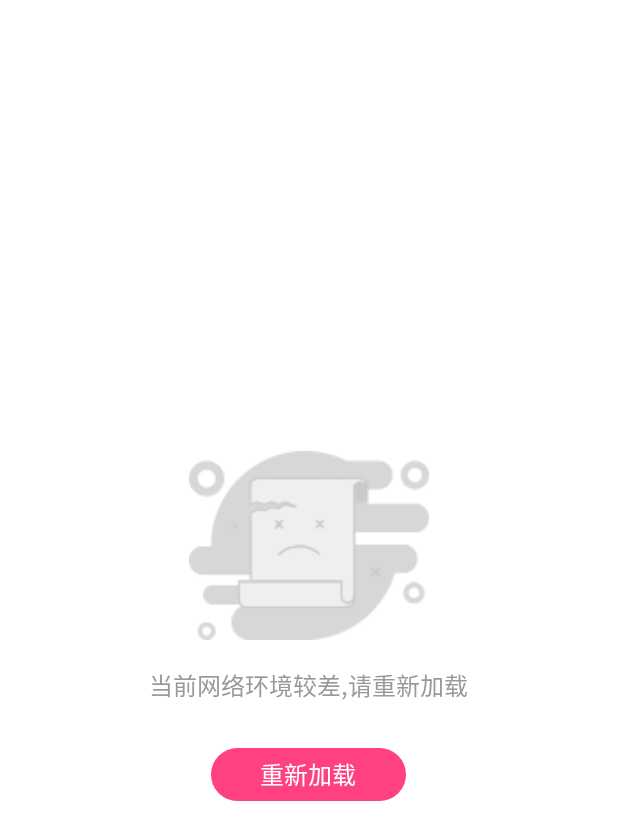
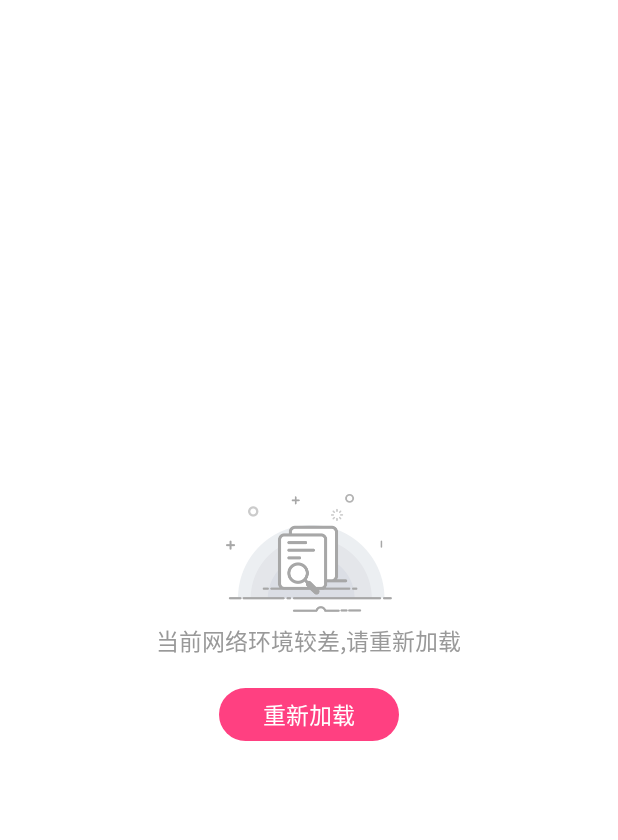
Before and after one commit to OneGreenHand/FrameSupport, an Android app: the layout frame_layout_error.xml on its own in the app's theme, with its tools: preview values and no code run, on a phone screen of 412 x 824 dp. Shown: the top 840 px of the screen. Run offline under Robolectric (Android 15) with nearby library versions, the phone set to English and light mode, and no system bars.

Commit message:
ui调整

```diff
--- a/app/src/main/java/com/ogh/support/util/FileSaveUtil.java
+++ b/app/src/main/java/com/ogh/support/util/FileSaveUtil.java
@@ -12,6 +12,8 @@ import android.text.TextUtils;
 import android.util.Log;
 
 import androidx.core.content.ContextCompat;
+
+import com.blankj.utilcode.util.LogUtils;
 
 import java.io.File;
 import java.io.FileOutputStream;
@@ -34,7 +36,7 @@ public class FileSaveUtil {
             return null;
         if (Build.VERSION.SDK_INT < Build.VERSION_CODES.Q) {
             if (!isGranted(mContext)) {
-                Log.e("FileSaveUtil", "save to file need storage permission");
+                LogUtils.e("FileSaveUtil", "save to file need storage permission");
                 return null;
             }
             File destFile = new File(Environment.getExternalStoragePublicDirectory(Environment.DIRECTORY_DOWNLOADS), System.currentTimeMillis() + ".txt");
@@ -83,7 +85,7 @@ public class FileSaveUtil {
 
     private static boolean save(File file, String content) {
         if (!createFile(file, true)) {
-            Log.e("FileSaveUtil", "create or delete file <$file> failed.");
+            LogUtils.e("FileSaveUtil", "create or delete file <$file> failed.");
             return false;
         }
         FileOutputStream outStream = null;
--- a/frame/src/main/res/layout/frame_layout_error.xml
+++ b/frame/src/main/res/layout/frame_layout_error.xml
@@ -6,8 +6,8 @@
     android:orientation="vertical">
 
     <ImageView
-        android:layout_width="160dp"
-        android:layout_height="147dp"
+        android:layout_width="wrap_content"
+        android:layout_height="wrap_content"
         android:src="@mipmap/frame_pager_error" />
 
     <TextView
@@ -17,16 +17,16 @@
         android:layout_marginTop="7dp"
         android:text="@string/frame_view_net_error"
         android:textColor="#999999"
-        android:textSize="16sp" />
+        android:textSize="15sp" />
 
     <TextView
         android:id="@+id/tv_error_load"
-        android:layout_width="130dp"
+        android:layout_width="120dp"
         android:layout_height="35dp"
-        android:layout_marginTop="30dp"
+        android:layout_marginTop="20dp"
         android:background="@drawable/shape_sure"
         android:gravity="center"
         android:text="@string/frame_load_again"
         android:textColor="@color/frame_white"
-        android:textSize="16sp" />
+        android:textSize="15sp" />
 </LinearLayout>
--- a/frame/src/main/res/layout/frame_layout_loading.xml
+++ b/frame/src/main/res/layout/frame_layout_loading.xml
@@ -16,5 +16,5 @@
         android:layout_marginLeft="15dp"
         android:text="@string/frame_load_ing"
         android:textColor="#999999"
-        android:textSize="16sp" />
+        android:textSize="15sp" />
 </LinearLayout>
--- a/frame/src/main/res/layout/frame_layout_no_data.xml
+++ b/frame/src/main/res/layout/frame_layout_no_data.xml
@@ -6,8 +6,8 @@
     android:orientation="vertical">
 
     <ImageView
-        android:layout_width="160dp"
-        android:layout_height="147dp"
+        android:layout_width="wrap_content"
+        android:layout_height="wrap_content"
         android:src="@mipmap/frame_pager_error" />
 
     <TextView
@@ -17,5 +17,5 @@
         android:layout_margin="7dp"
         android:text="@string/frame_view_no_data"
         android:textColor="#999999"
-        android:textSize="16sp" />
+        android:textSize="15sp" />
 </LinearLayout>
```
Also changed, not shown: app/src/main/java/com/ogh/support/util/ImageSaveUtil.java (+6 -4 lines), frame/src/main/res/mipmap-xxhdpi/frame_pager_error.png.
